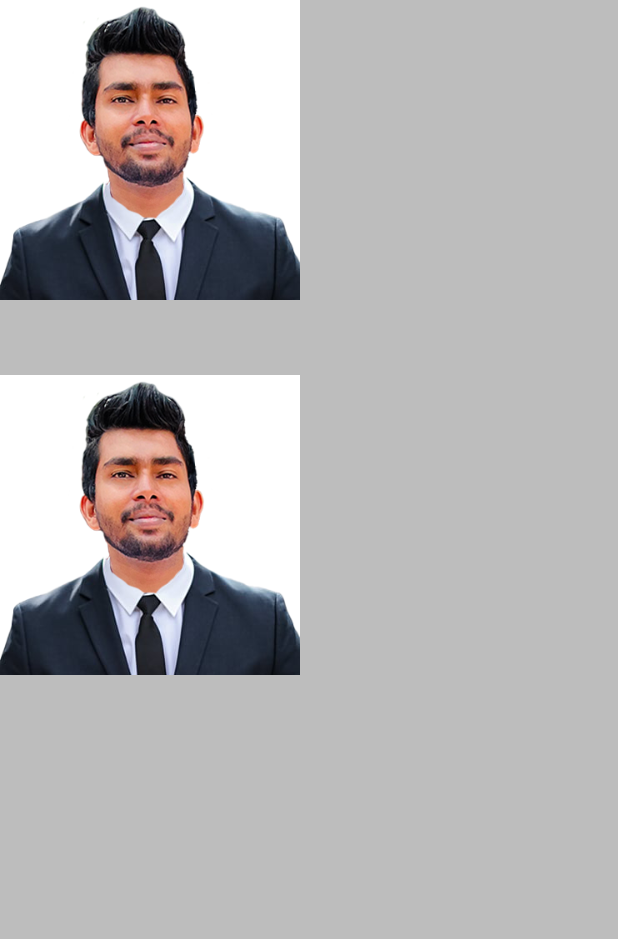
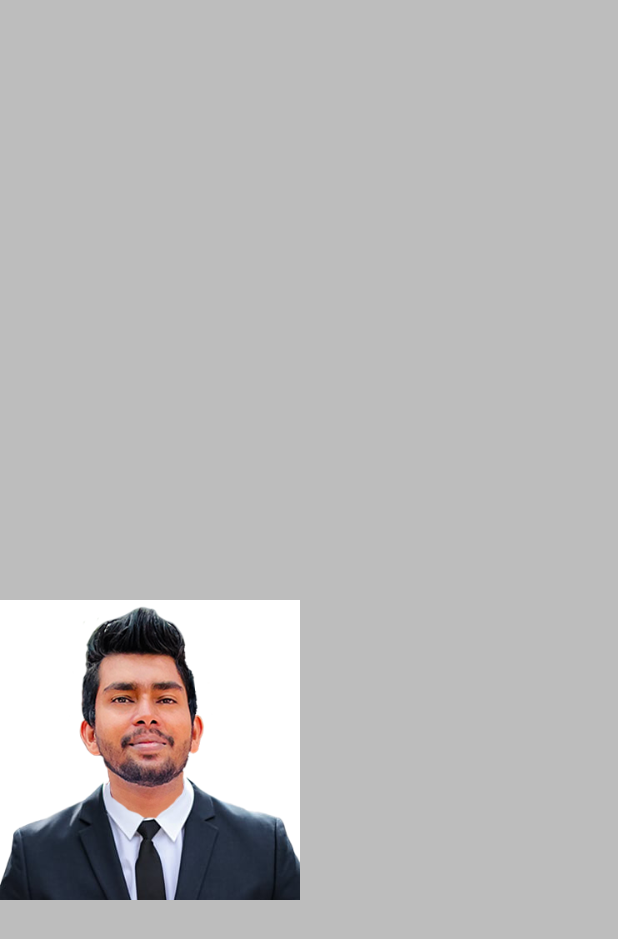
Before and after one commit to IT21280474/Test_App3, a Flutter app: the screen it shows after launch, on a phone screen of 412 x 824 dp. Shown: the top 939 px of the screen. Run offline on Flutter 3.47's test engine with Material 3 defaults, Android fonts, the phone set to English and light mode, and no system bars.

Commit message:
2nd commit

```diff
--- a/lib/main.dart
+++ b/lib/main.dart
@@ -15,14 +15,16 @@ class MyApp extends StatelessWidget {
         backgroundColor: Colors.black26,
         body: Column(
           children: [
-            Image.asset("assets/pngtree-formal-gray-color-suit-png-png-image_3017526.png",
-            height: 200,),
+            Padding(
+              padding: const EdgeInsets.only(top: 400),
+              child: Image.asset("assets/pngtree-formal-gray-color-suit-png-png-image_3017526.png",
+              height: 200,),
+            ),
 
             const SizedBox(
-              height: 50,
+              height: 100,
             ),
-            Image.asset("assets/pngtree-formal-gray-color-suit-png-png-image_3017526.png",
-            height: 200,)
+           // Image.asset("assets/pngtree-formal-gray-color-suit-png-png-image_3017526.png",height: 200,)
           ],
         )
       ),
```
